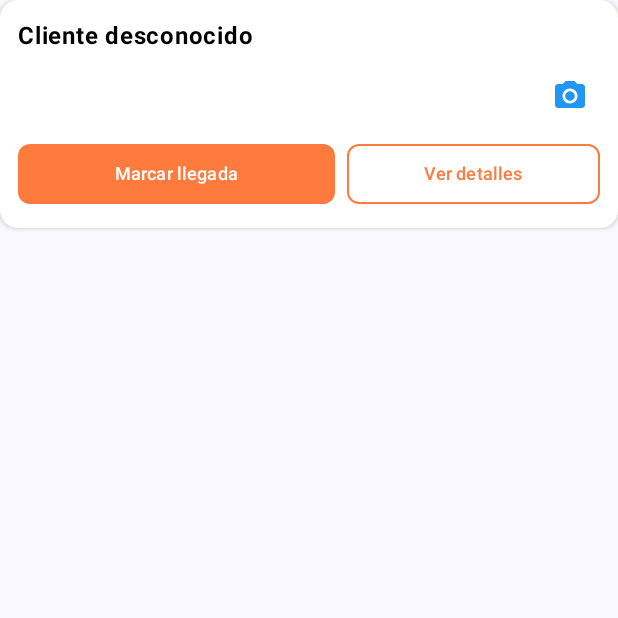
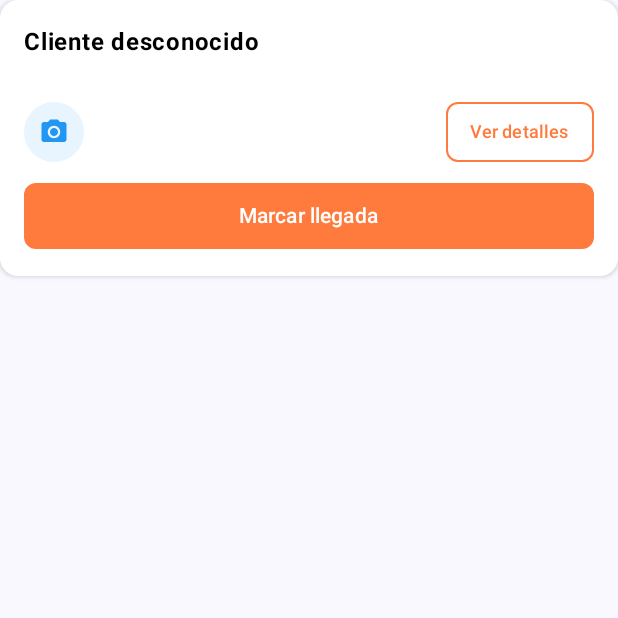
Before and after one commit to Artli22/Proyecto-Final-AndroidStudio-Routemod, an Android app built with Jetpack Compose: the composable DeliveryStopCard shown on its own in the app's theme, on a phone screen of 412 x 824 dp, the top half of it. Run offline under Robolectric (Android 15) with nearby library versions, the phone set to English and light mode, and no system bars; our stand-ins replace livedata-compose; 1 statement that could not run was skipped.

Commit message:
Modificación ligera en la estructura de cada parada en la ruta

```diff
--- a/app/src/main/java/com/limaa/proyectofinal/ui/Pantallas/RutaDelDia.kt
+++ b/app/src/main/java/com/limaa/proyectofinal/ui/Pantallas/RutaDelDia.kt
@@ -1,6 +1,7 @@
 package com.limaa.proyectofinal.ui.Pantallas
 
 import androidx.compose.foundation.background
+import androidx.compose.foundation.clickable
 import androidx.compose.foundation.layout.*
 import androidx.compose.foundation.lazy.LazyColumn
 import androidx.compose.foundation.lazy.items
@@ -507,39 +508,47 @@ fun DeliveryStopCard(
         Column(
             modifier = Modifier
                 .fillMaxWidth()
-                .padding(12.dp)
+                .padding(16.dp)
         ) {
+            // Encabezado: Nombre del cliente y estado
             Row(
                 modifier = Modifier
                     .fillMaxWidth()
-                    .padding(bottom = 8.dp),
+                    .padding(bottom = 12.dp),
                 horizontalArrangement = Arrangement.SpaceBetween,
-                verticalAlignment = Alignment.CenterVertically
+                verticalAlignment = Alignment.Top
+            ) {
+                Column(
+                    modifier = Modifier.weight(1f),
+                    verticalArrangement = Arrangement.spacedBy(6.dp)
                 ) {
                     Text(
                         pedido.cliente ?: "Cliente desconocido",
                         fontSize = 16.sp,
                         fontWeight = FontWeight.Bold,
-                    color = Color.Black,
-                    modifier = Modifier.weight(1f)
+                        color = Color.Black
                     )
 
-                Column(
-                    horizontalAlignment = Alignment.End,
-                    verticalArrangement = Arrangement.spacedBy(4.dp)
+                    // Teléfono con icono a la izquierda
+                    if (tieneTelefonoValido) {
+                        Row(
+                            verticalAlignment = Alignment.CenterVertically,
+                            horizontalArrangement = Arrangement.spacedBy(6.dp),
+                            modifier = Modifier
+                                .clickable(onClick = onCall)
+                                .padding(vertical = 2.dp)
                         ) {
-                    pedido.telefono?.let { tel ->
-                        if (tel.isNotBlank()) {
-                            TextButton(
-                                onClick = onCall,
-                                contentPadding = PaddingValues(0.dp)
-                            ) {
+                            Icon(
+                                imageVector = Icons.Default.Phone,
+                                contentDescription = "Teléfono",
+                                tint = Color(0xFF4CAF50),
+                                modifier = Modifier.size(16.dp)
+                            )
                             Text(
-                                    tel,
-                                    fontSize = 13.sp,
-                                    fontWeight = FontWeight.SemiBold,
-                                    color = Colores.Naranja,
-                                    textDecoration = androidx.compose.ui.text.style.TextDecoration.Underline
+                                pedido.telefono ?: "",
+                                fontSize = 14.sp,
+                                fontWeight = FontWeight.Medium,
+                                color = Color(0xFF4CAF50)
                             )
                         }
                     }
@@ -555,109 +564,145 @@ fun DeliveryStopCard(
                             fontSize = 10.sp,
                             fontWeight = FontWeight.Bold,
                             color = estadoColor,
-                                modifier = Modifier.padding(horizontal = 6.dp, vertical = 3.dp)
+                            modifier = Modifier.padding(horizontal = 8.dp, vertical = 4.dp)
                         )
                     }
                 }
             }
-            }
 
-            Row(
+            // Información de dirección y acceso
+            Column(
                 modifier = Modifier
                     .fillMaxWidth()
-                    .padding(bottom = 8.dp),
-                horizontalArrangement = Arrangement.SpaceBetween
-            ) {
-                Column(
-                    modifier = Modifier.weight(1f),
-                    verticalArrangement = Arrangement.spacedBy(4.dp)
+                    .padding(bottom = 12.dp),
+                verticalArrangement = Arrangement.spacedBy(6.dp)
             ) {
                 pedido.condominio?.let { condominio ->
                     if (condominio.isNotBlank()) {
+                        Row(
+                            verticalAlignment = Alignment.CenterVertically,
+                            horizontalArrangement = Arrangement.spacedBy(6.dp)
+                        ) {
+                            Surface(
+                                shape = RoundedCornerShape(4.dp),
+                                color = Colores.Naranja.copy(alpha = 0.1f)
+                            ) {
                                 Text(
-                                "Sector: $condominio",
+                                    "Sector",
+                                    fontSize = 10.sp,
+                                    fontWeight = FontWeight.Bold,
+                                    color = Colores.Naranja,
+                                    modifier = Modifier.padding(horizontal = 6.dp, vertical = 2.dp)
+                                )
+                            }
+                            Text(
+                                condominio,
                                 fontSize = 12.sp,
                                 fontWeight = FontWeight.Medium,
                                 color = Color.Black
                             )
                         }
                     }
+                }
 
                 pedido.direccion?.let { direccion ->
                     if (direccion.isNotBlank()) {
+                        Row(
+                            verticalAlignment = Alignment.Top,
+                            horizontalArrangement = Arrangement.spacedBy(6.dp)
+                        ) {
+                            Icon(
+                                imageVector = Icons.Default.LocationOn,
+                                contentDescription = null,
+                                tint = Color.Gray,
+                                modifier = Modifier.size(14.dp).padding(top = 2.dp)
+                            )
                             Text(
-                                "Dir: $direccion",
+                                direccion,
                                 fontSize = 11.sp,
                                 color = Color.Gray,
-                                maxLines = 2
+                                maxLines = 2,
+                                modifier = Modifier.weight(1f)
                             )
+                        }
                     }
                 }
 
                 pedido.informacionAcceso?.let { info ->
                     if (info.isNotBlank()) {
                         Text(
-                                "Acceso: $info",
+                            "ℹ️ $info",
                             fontSize = 11.sp,
-                                color = Color.Gray
+                            color = Color.Gray,
+                            modifier = Modifier.padding(start = 2.dp)
                         )
                     }
                 }
             }
 
-                Column(
-                    horizontalAlignment = Alignment.End,
-                    verticalArrangement = Arrangement.spacedBy(4.dp)
+            // Íconos de acción y botones
+            Row(
+                modifier = Modifier.fillMaxWidth(),
+                horizontalArrangement = Arrangement.spacedBy(8.dp),
+                verticalAlignment = Alignment.CenterVertically
             ) {
-                    if (tieneTelefonoValido) {
-                        IconButton(
-                            onClick = onCall,
-                            modifier = Modifier.size(40.dp)
+                // Íconos de acción rápida
+                Row(
+                    horizontalArrangement = Arrangement.spacedBy(6.dp)
+                ) {
+                    if (tieneCoordenadasValidas) {
+                        FilledIconButton(
+                            onClick = onOpenMaps,
+                            modifier = Modifier.size(40.dp),
+                            colors = IconButtonDefaults.filledIconButtonColors(
+                                containerColor = Colores.Naranja.copy(alpha = 0.1f)
+                            )
                         ) {
                             Icon(
-                                imageVector = Icons.Default.Phone,
-                                contentDescription = "Llamar",
-                                tint = Color(0xFF4CAF50),
-                                modifier = Modifier.size(24.dp)
+                                imageVector = Icons.Default.LocationOn,
+                                contentDescription = "Abrir Maps",
+                                tint = Colores.Naranja,
+                                modifier = Modifier.size(20.dp)
                             )
                         }
                     }
 
-                    if (tieneCoordenadasValidas) {
-                        IconButton(
-                            onClick = onOpenMaps,
-                            modifier = Modifier.size(40.dp)
-                        ) {
-                            Icon(
-                                imageVector = Icons.Default.LocationOn,
-                                contentDescription = "Abrir en Maps",
-                                tint = Colores.Naranja,
-                                modifier = Modifier.size(28.dp)
-                            )
-                        }
-                    }
-
-                    IconButton(
+                    FilledIconButton(
                         onClick = {
                             val uri = Uri.parse("content://temp")
                             cameraLauncher.launch(uri)
                         },
-                        modifier = Modifier.size(40.dp)
+                        modifier = Modifier.size(40.dp),
+                        colors = IconButtonDefaults.filledIconButtonColors(
+                            containerColor = Color(0xFF2196F3).copy(alpha = 0.1f)
+                        )
                     ) {
                         Icon(
                             imageVector = Icons.Default.CameraAlt,
                             contentDescription = "Tomar foto",
                             tint = Color(0xFF2196F3),
-                            modifier = Modifier.size(24.dp)
+                            modifier = Modifier.size(20.dp)
                         )
                     }
                 }
+
+                Spacer(modifier = Modifier.weight(1f))
+
+                // Botón de ver detalles
+                OutlinedButton(
+                    onClick = onViewOrder,
+                    shape = RoundedCornerShape(8.dp),
+                    colors = ButtonDefaults.outlinedButtonColors(
+                        contentColor = Colores.Naranja
+                    ),
+                    border = androidx.compose.foundation.BorderStroke(1.dp, Colores.Naranja),
+                    contentPadding = PaddingValues(horizontal = 16.dp, vertical = 8.dp)
+                ) {
+                    Text("Ver detalles", fontSize = 12.sp)
+                }
             }
 
-            Row(
-                modifier = Modifier.fillMaxWidth(),
-                horizontalArrangement = Arrangement.spacedBy(8.dp)
-            ) {
+            // Botón de estado (llegada/salida)
             Button(
                 onClick = {
                     val nuevoEstado = when (estadoPedido.value) {
@@ -674,10 +719,12 @@ fun DeliveryStopCard(
                         else -> Color.LightGray
                     }
                 ),
-                    modifier = Modifier.weight(1f),
+                modifier = Modifier
+                    .fillMaxWidth()
+                    .padding(top = 8.dp),
                 shape = RoundedCornerShape(8.dp),
                 enabled = estadoPedido.value != 2,
-                    contentPadding = PaddingValues(vertical = 10.dp)
+                contentPadding = PaddingValues(vertical = 12.dp)
             ) {
                 Text(
                     when (estadoPedido.value) {
@@ -685,22 +732,9 @@ fun DeliveryStopCard(
                         1 -> "Marcar salida"
                         else -> "Finalizado"
                     },
-                        fontSize = 12.sp
+                    fontSize = 14.sp,
+                    fontWeight = FontWeight.SemiBold
                 )
-                }
-
-                OutlinedButton(
-                    onClick = onViewOrder,
-                    modifier = Modifier.weight(0.8f),
-                    shape = RoundedCornerShape(8.dp),
-                    colors = ButtonDefaults.outlinedButtonColors(
-                        contentColor = Colores.Naranja
-                    ),
-                    border = androidx.compose.foundation.BorderStroke(1.dp, Colores.Naranja),
-                    contentPadding = PaddingValues(vertical = 10.dp)
-                ) {
-                    Text("Ver detalles", fontSize = 12.sp)
-                }
             }
         }
     }
```
Lines whose indentation alone changed are shown as unchanged.
